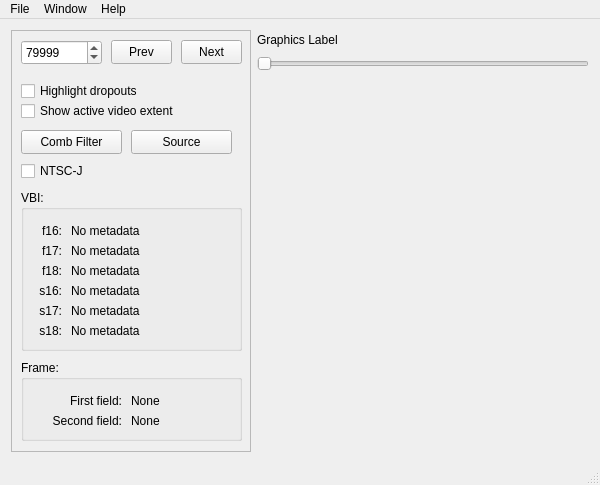
Old version of the form tools/ld-analyse/mainwindow.ui in the repository happycube/ld-decode.
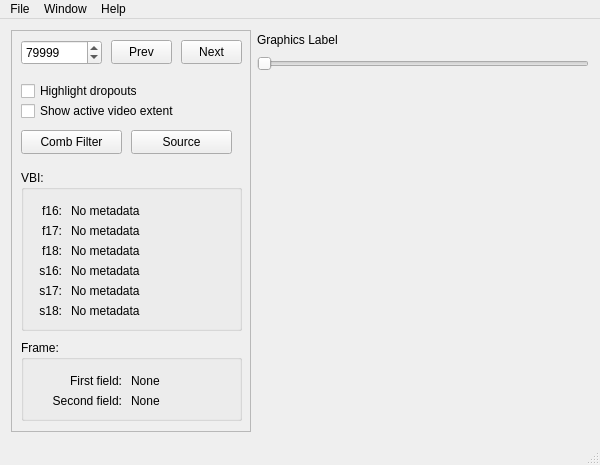
New version of the form. Icons and pictures are not drawn.

Commit message: Added video metadata dialogue to ld-analyse.  Added black 16-bit IRE override switch to ld-comb-ntsc

```diff
--- a/tools/ld-analyse/mainwindow.ui
+++ b/tools/ld-analyse/mainwindow.ui
@@ -7,7 +7,7 @@
     <x>0</x>
     <y>0</y>
     <width>600</width>
-    <height>485</height>
+    <height>465</height>
    </rect>
   </property>
   <property name="sizePolicy">
@@ -19,7 +19,7 @@
   <property name="minimumSize">
    <size>
     <width>600</width>
-    <height>485</height>
+    <height>465</height>
    </size>
   </property>
   <property name="windowTitle">
@@ -129,7 +129,7 @@
        <property name="geometry">
         <rect>
          <x>10</x>
-         <y>160</y>
+         <y>140</y>
          <width>221</width>
          <height>161</height>
         </rect>
@@ -316,7 +316,7 @@
        <property name="geometry">
         <rect>
          <x>10</x>
-         <y>330</y>
+         <y>310</y>
          <width>221</width>
          <height>81</height>
         </rect>
@@ -409,19 +409,6 @@
         <string>Source</string>
        </property>
       </widget>
-      <widget class="QCheckBox" name="ntscjCheckBox">
-       <property name="geometry">
-        <rect>
-         <x>10</x>
-         <y>130</y>
-         <width>83</width>
-         <height>22</height>
-        </rect>
-       </property>
-       <property name="text">
-        <string>NTSC-J</string>
-       </property>
-      </widget>
      </widget>
     </item>
     <item>
```
Left out of the diff: 6 changed lines with no effect on the pictures. The commit also changes 11 other files.
